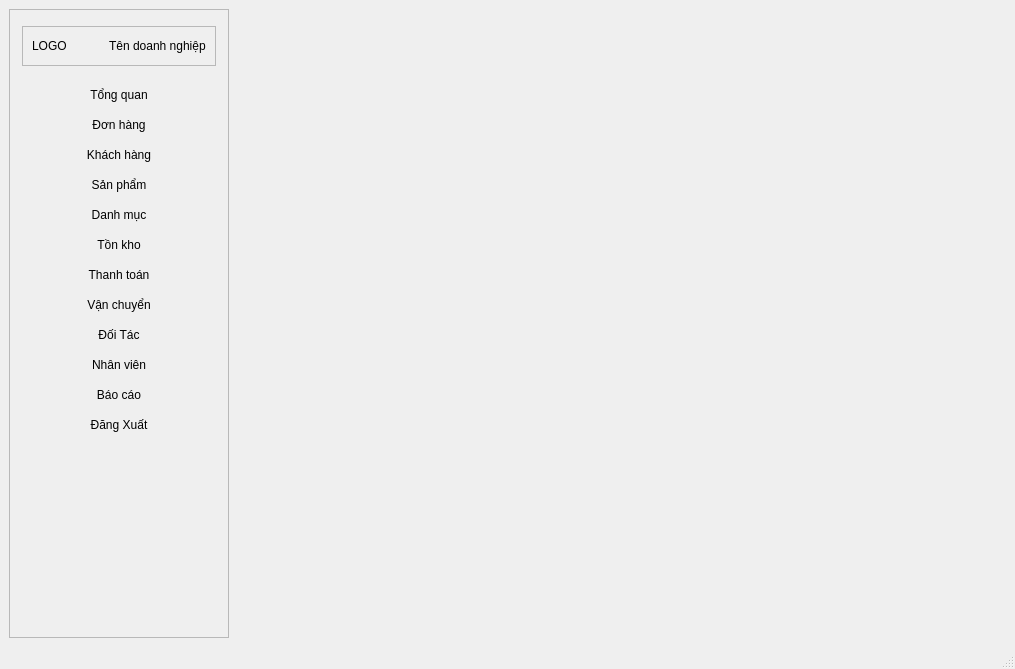
Old version of the form ui/main_window.ui in the repository thinh-doan/sales-and-warehouse-management-system.
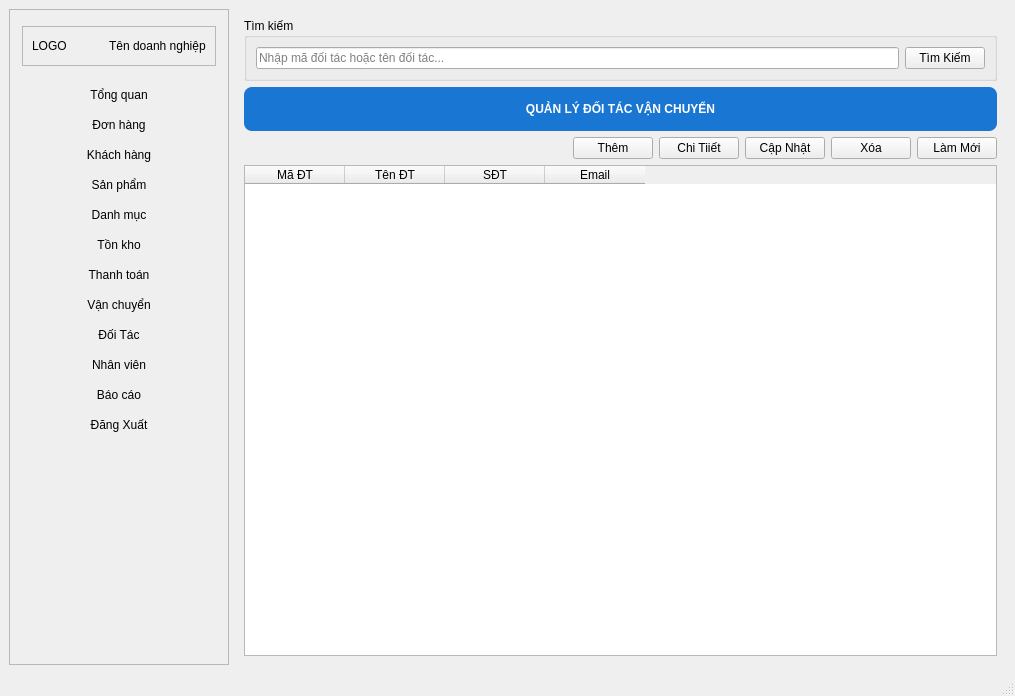
New version of the form. The open tabs and pages were chosen to show the change.

```diff
--- a/ui/main_window.ui
+++ b/ui/main_window.ui
@@ -7,7 +7,7 @@
     <x>0</x>
     <y>0</y>
     <width>1015</width>
-    <height>669</height>
+    <height>696</height>
    </rect>
   </property>
   <property name="windowTitle">
@@ -1401,7 +1401,129 @@
         </item>
        </layout>
       </widget>
-      <widget class="QWidget" name="pageNhanVien"/>
+      <widget class="QWidget" name="pageNhanVien">
+       <layout class="QVBoxLayout" name="verticalLayout_8">
+        <item>
+         <widget class="QGroupBox" name="grpSearch_2">
+          <property name="title">
+           <string>Tìm kiếm</string>
+          </property>
+          <layout class="QGridLayout" name="gridLayout">
+           <item row="0" column="1">
+            <widget class="QPushButton" name="pushButton_4">
+             <property name="text">
+              <string>Tìm Kiếm</string>
+             </property>
+            </widget>
+           </item>
+           <item row="0" column="0">
+            <widget class="QLineEdit" name="txtPartnerID">
+             <property name="placeholderText">
+              <string>Nhập mã đối tác hoặc tên đối tác...</string>
+             </property>
+            </widget>
+           </item>
+          </layout>
+         </widget>
+        </item>
+        <item>
+         <widget class="QLabel" name="lblTitle_8">
+          <property name="styleSheet">
+           <string>
+font: 18pt &quot;Arial&quot;;
+font-weight:bold;
+color:white;
+background:#1976D2;
+padding:15px;
+border-radius:8px;
+       </string>
+          </property>
+          <property name="text">
+           <string>QUẢN LÝ ĐỐI TÁC VẬN CHUYỂN</string>
+          </property>
+          <property name="alignment">
+           <set>Qt::AlignCenter</set>
+          </property>
+         </widget>
+        </item>
+        <item>
+         <layout class="QHBoxLayout" name="toolbarLayout_2">
+          <item>
+           <spacer name="horizontalSpacer_3">
+            <property name="orientation">
+             <enum>Qt::Horizontal</enum>
+            </property>
+            <property name="sizeHint" stdset="0">
+             <size>
+              <width>40</width>
+              <height>20</height>
+             </size>
+            </property>
+           </spacer>
+          </item>
+          <item>
+           <widget class="QPushButton" name="btnAdd">
+            <property name="text">
+             <string>Thêm</string>
+            </property>
+           </widget>
+          </item>
+          <item>
+           <widget class="QPushButton" name="btnViewDetail_2">
+            <property name="text">
+             <string>Chi Tiiết</string>
+            </property>
+           </widget>
+          </item>
+          <item>
+           <widget class="QPushButton" name="btnEdit">
+            <property name="text">
+             <string>Cập Nhật</string>
+            </property>
+           </widget>
+          </item>
+          <item>
+           <widget class="QPushButton" name="btnDelete">
+            <property name="text">
+             <string>Xóa</string>
+            </property>
+           </widget>
+          </item>
+          <item>
+           <widget class="QPushButton" name="btnRefresh_2">
+            <property name="text">
+             <string>Làm Mới</string>
+            </property>
+           </widget>
+          </item>
+         </layout>
+        </item>
+        <item>
+         <widget class="QTableWidget" name="tblPartner">
+          <column>
+           <property name="text">
+            <string>Mã ĐT</string>
+           </property>
+          </column>
+          <column>
+           <property name="text">
+            <string>Tên ĐT</string>
+           </property>
+          </column>
+          <column>
+           <property name="text">
+            <string>SĐT</string>
+           </property>
+          </column>
+          <column>
+           <property name="text">
+            <string>Email</string>
+           </property>
+          </column>
+         </widget>
+        </item>
+       </layout>
+      </widget>
       <widget class="QWidget" name="pageBaoCao"/>
       <widget class="QWidget" name="pageDangXuat"/>
      </widget>
```
Left out of the diff: 15 changed lines with no effect on the pictures.
